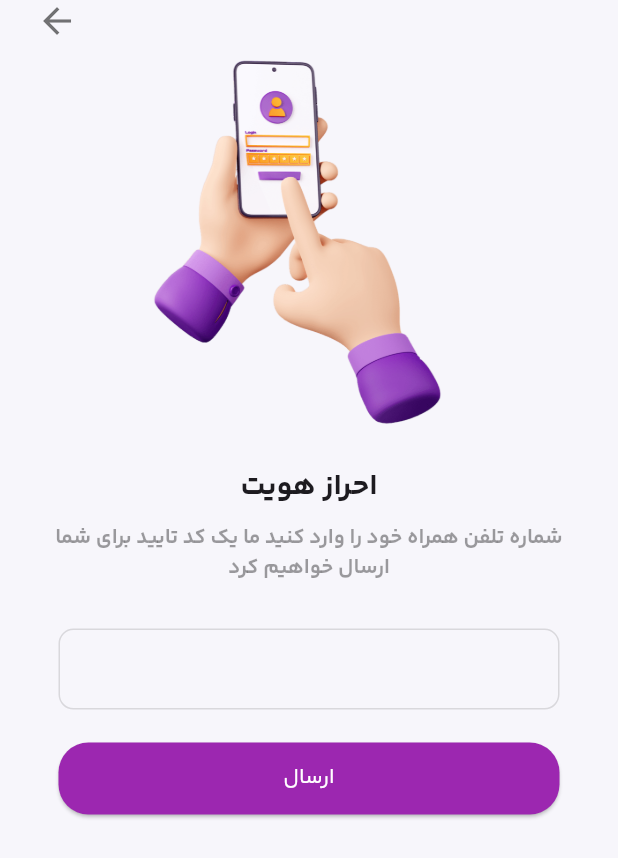
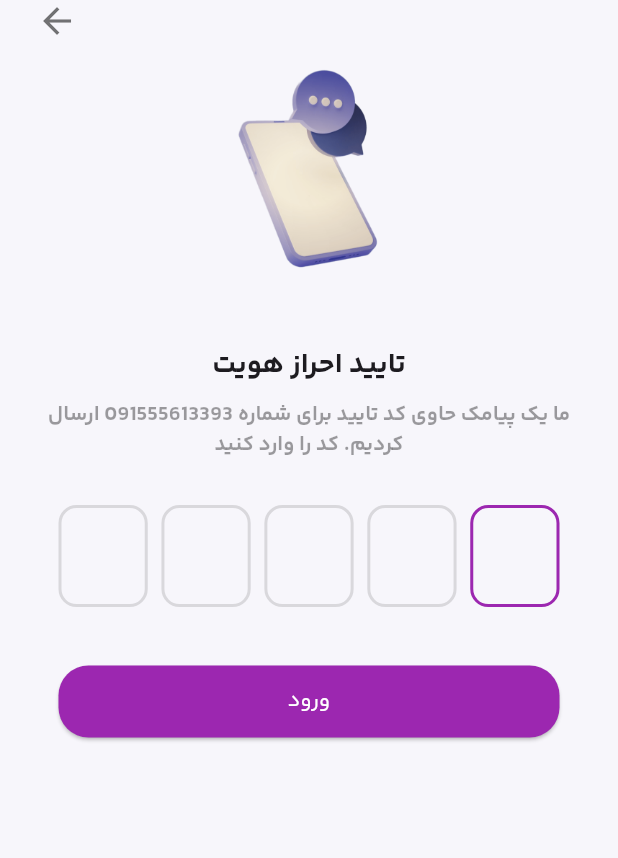
Before and after one commit to SinaHajipooor/flutter-design, a Flutter app: the PhoneLoginScreen screen opened by its route, after a tap on "ارسال", on a phone screen of 412 x 824 dp. Shown: the top 858 px of the screen. Run offline on Flutter 3.47's test engine with Material 2 defaults, Android fonts, the phone set to English and light mode, and no system bars.

Commit message:
create custom pin input

```diff
--- a/lib/screens/auth/otp_screen.dart
+++ b/lib/screens/auth/otp_screen.dart
@@ -1,7 +1,8 @@
 import 'package:flutter/material.dart';
+import 'package:testui/widgets/auth/text_feild_otp.dart';
 
 class OtpScreen extends StatefulWidget {
-  static const souteName = '/otp-screen';
+  static const routeName = '/otp-screen';
   const OtpScreen({super.key});
 
   @override
@@ -11,6 +12,92 @@ class OtpScreen extends StatefulWidget {
 class _OtpScreenState extends State<OtpScreen> {
   @override
   Widget build(BuildContext context) {
-    return const Placeholder();
+    return Scaffold(
+      resizeToAvoidBottomInset: false,
+      backgroundColor: const Color(0xfff7f6fb),
+      body: SafeArea(
+        child: Padding(
+          padding: const EdgeInsets.only(left: 24, right: 24),
+          child: Column(
+            // mainAxisAlignment: MainAxisAlignment.center,
+            children: [
+              GestureDetector(
+                onTap: () => Navigator.of(context).pop(),
+                child: const Align(
+                  alignment: Alignment.topLeft,
+                  child: Icon(Icons.arrow_forward, color: Colors.black54, size: 28),
+                ),
+              ),
+              Column(
+                children: [
+                  Image.asset(
+                    'assets/images/otp.png',
+                    width: 240,
+                  ),
+                ],
+              ),
+              Container(
+                margin: const EdgeInsets.only(bottom: 30, top: 20),
+                child: Column(
+                  children: [
+                    const Text(
+                      'تایید احراز هویت',
+                      style: TextStyle(fontSize: 19, fontWeight: FontWeight.bold),
+                    ),
+                    const SizedBox(height: 10),
+                    const Text(
+                      'ما یک پیامک حاوی کد تایید برای شماره 091555613393 ارسال کردیم. کد را وارد کنید',
+                      textAlign: TextAlign.center,
+                      style: TextStyle(fontWeight: FontWeight.bold, fontSize: 14, color: Colors.black38),
+                    ),
+                    const SizedBox(height: 20),
+                    Container(
+                      padding: const EdgeInsets.symmetric(horizontal: 15, vertical: 10),
+                      decoration: BoxDecoration(borderRadius: BorderRadius.circular(12)),
+                      child: Column(
+                        children: [
+                          Row(
+                            mainAxisAlignment: MainAxisAlignment.spaceBetween,
+                            children: [
+                              textFeildOtp(context: context, first: true, last: false),
+                              textFeildOtp(context: context, first: false, last: false),
+                              textFeildOtp(context: context, first: false, last: false),
+                              textFeildOtp(context: context, first: false, last: false),
+                              textFeildOtp(context: context, first: false, last: true),
+                            ],
+                          ),
+                          const SizedBox(height: 22),
+                          SizedBox(
+                            width: double.infinity,
+                            child: ElevatedButton(
+                              onPressed: () => Navigator.of(context).pushNamed(OtpScreen.routeName),
+                              style: ButtonStyle(
+                                foregroundColor: MaterialStateProperty.all<Color>(Colors.white),
+                                backgroundColor: MaterialStateProperty.all<Color>(Colors.purple),
+                                shape: MaterialStateProperty.all<RoundedRectangleBorder>(
+                                  RoundedRectangleBorder(
+                                    borderRadius: BorderRadius.circular(20),
+                                  ),
+                                ),
+                              ),
+                              child: const Padding(
+                                padding: EdgeInsets.all(14),
+                                child: Text('ورود', style: TextStyle(fontSize: 14)),
+                              ),
+                            ),
+                          ),
+                        ],
+                      ),
+                    ),
+                  ],
+                ),
+              ),
+
+              // const SizedBox(height: 38),
+            ],
+          ),
+        ),
+      ),
+    );
   }
 }
--- a/lib/screens/auth/phone_login_screen.dart
+++ b/lib/screens/auth/phone_login_screen.dart
@@ -1,5 +1,6 @@
 import 'package:flutter/material.dart';
 import 'package:flutter/services.dart';
+import 'package:testui/screens/auth/otp_screen.dart';
 
 import '../../helpers/text_formatters.dart';
 
@@ -98,7 +99,7 @@ class _PhoneLoginScreenState extends State<PhoneLoginScreen> {
                           SizedBox(
                             width: double.infinity,
                             child: ElevatedButton(
-                              onPressed: () {},
+                              onPressed: () => Navigator.of(context).pushNamed(OtpScreen.routeName),
                               style: ButtonStyle(
                                 foregroundColor: MaterialStateProperty.all<Color>(Colors.white),
                                 backgroundColor: MaterialStateProperty.all<Color>(Colors.purple),
--- a/lib/services/routes/app_routes.dart
+++ b/lib/services/routes/app_routes.dart
@@ -5,5 +5,5 @@ import '../imports/app_imports.dart';
 final Map<String, WidgetBuilder> appRoutes = {
   UserPassLoginScreen.routeName: (ctx) => const UserPassLoginScreen(),
   PhoneLoginScreen.routeName: (ctx) => const PhoneLoginScreen(),
-  OtpScreen.souteName: (ctx) => const OtpScreen(),
+  OtpScreen.routeName: (ctx) => const OtpScreen(),
 };
--- /dev/null
+++ b/lib/widgets/auth/text_feild_otp.dart
@@ -0,0 +1,34 @@
+import 'package:flutter/material.dart';
+
+Widget textFeildOtp({required BuildContext context, required bool first, required bool last}) {
+  return Container(
+    height: 85,
+    child: AspectRatio(
+      aspectRatio: 0.7,
+      child: TextField(
+        autofocus: true,
+        onChanged: (value) {
+          if (value.length == 1 && last == false) FocusScope.of(context).nextFocus();
+          if (value.length == 0 && first == false) FocusScope.of(context).previousFocus();
+        },
+        showCursor: false,
+        readOnly: false,
+        textAlign: TextAlign.center,
+        style: TextStyle(fontWeight: FontWeight.bold, fontSize: 24),
+        keyboardType: TextInputType.number,
+        maxLength: 1,
+        decoration: InputDecoration(
+          counter: Offstage(),
+          enabledBorder: OutlineInputBorder(
+            borderSide: BorderSide(width: 2, color: Colors.black12),
+            borderRadius: BorderRadius.circular(12),
+          ),
+          focusedBorder: OutlineInputBorder(
+            borderSide: BorderSide(width: 2, color: Colors.purple),
+            borderRadius: BorderRadius.circular(12),
+          ),
+        ),
+      ),
+    ),
+  );
+}
```
Also changed, not shown: assets/images/otp.png (added).
